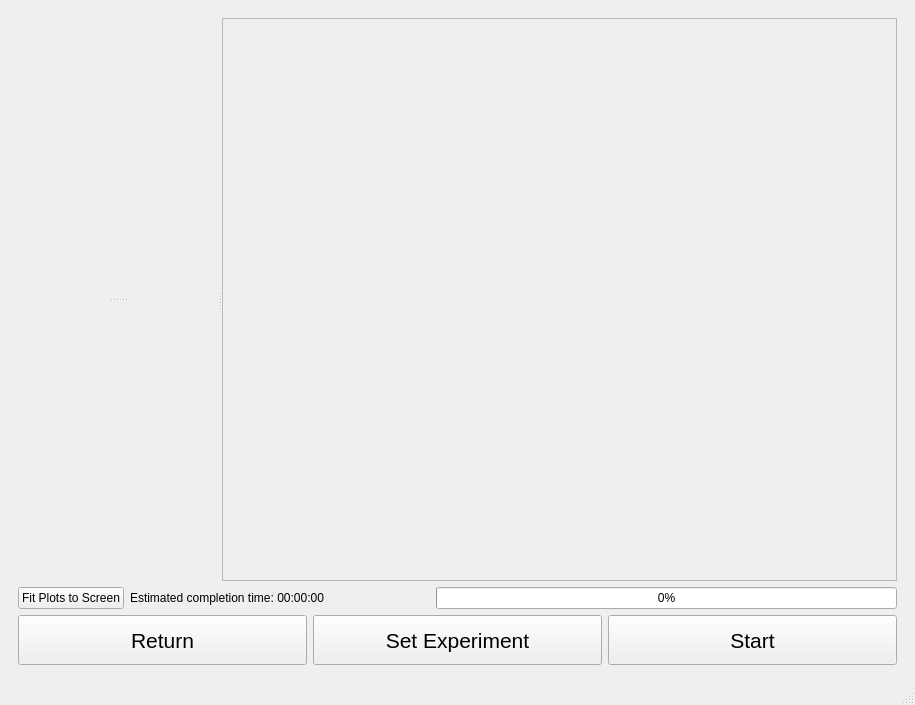
First picture: the form in gui_design/main.ui, repository baukekooger/XY_Measurement, before the edit.
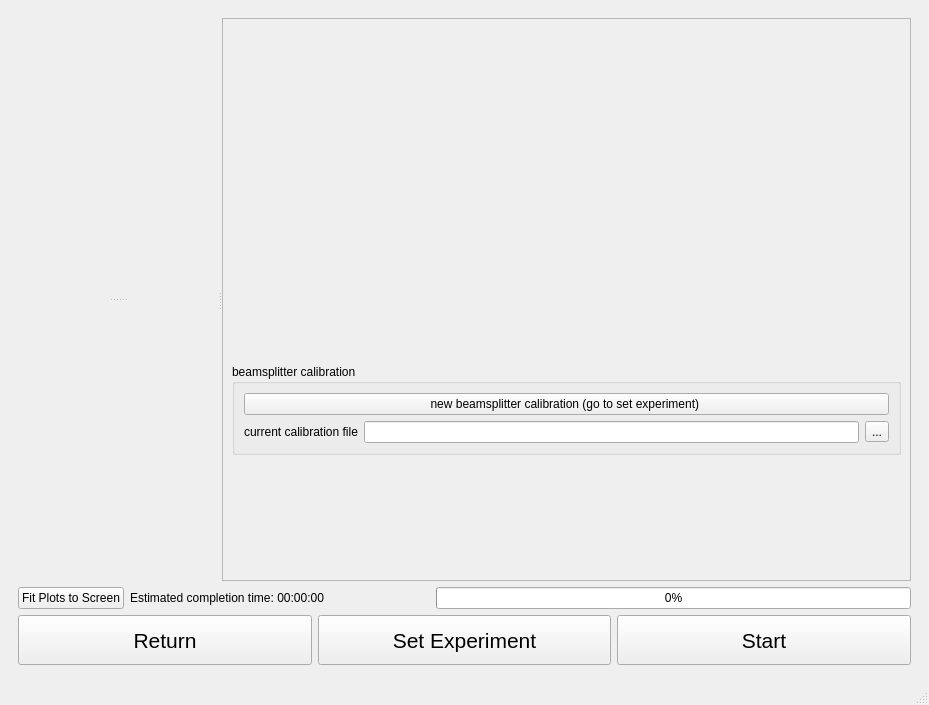
Second picture: the form after the edit. The open tabs and pages were chosen to show the change. Custom widgets are drawn as their Qt base class.

Commit message: made qpowermeter and started changing the powermeter plot

The edit to the form file:
```diff
--- a/gui_design/main.ui
+++ b/gui_design/main.ui
@@ -6,7 +6,7 @@
    <rect>
     <x>0</x>
     <y>0</y>
-    <width>915</width>
+    <width>929</width>
     <height>705</height>
    </rect>
   </property>
@@ -120,7 +120,7 @@
         <item row="0" column="0">
          <widget class="QStackedWidget" name="stackedWidget_experiment">
           <property name="currentIndex">
-           <number>2</number>
+           <number>1</number>
           </property>
           <widget class="QWidget" name="page_transmission">
            <property name="sizePolicy">
@@ -356,8 +356,8 @@
                  <rect>
                   <x>0</x>
                   <y>0</y>
-                  <width>318</width>
-                  <height>420</height>
+                  <width>686</width>
+                  <height>537</height>
                  </rect>
                 </property>
                 <property name="sizePolicy">
@@ -366,8 +366,24 @@
                   <verstretch>0</verstretch>
                  </sizepolicy>
                 </property>
-                <layout class="QGridLayout" name="gridLayout_8">
-                 <item row="1" column="0">
+                <layout class="QGridLayout" name="gridLayout_9">
+                 <item row="0" column="0" colspan="2">
+                  <widget class="FileWidget" name="widget_file_excitation_emission" native="true">
+                   <property name="sizePolicy">
+                    <sizepolicy hsizetype="Preferred" vsizetype="Preferred">
+                     <horstretch>0</horstretch>
+                     <verstretch>0</verstretch>
+                    </sizepolicy>
+                   </property>
+                   <property name="minimumSize">
+                    <size>
+                     <width>0</width>
+                     <height>0</height>
+                    </size>
+                   </property>
+                  </widget>
+                 </item>
+                 <item row="1" column="0" colspan="2">
                   <widget class="XYStageWidget" name="widget_xystage_excitation_emission" native="true">
                    <property name="sizePolicy">
                     <sizepolicy hsizetype="Preferred" vsizetype="Preferred">
@@ -383,17 +399,32 @@
                    </property>
                   </widget>
                  </item>
-                 <item row="4" column="0">
-                  <widget class="PowerMeterWidget" name="widget_powermeter_excitation_emission" native="true">
+                 <item row="2" column="0" colspan="2">
+                  <widget class="XYStagePlotWidget" name="widget_xystageplot_excitation_emission" native="true">
+                   <property name="enabled">
+                    <bool>true</bool>
+                   </property>
                    <property name="sizePolicy">
                     <sizepolicy hsizetype="Preferred" vsizetype="Preferred">
                      <horstretch>0</horstretch>
                      <verstretch>0</verstretch>
                     </sizepolicy>
                    </property>
+                   <property name="minimumSize">
+                    <size>
+                     <width>300</width>
+                     <height>300</height>
+                    </size>
+                   </property>
+                   <property name="maximumSize">
+                    <size>
+                     <width>16777215</width>
+                     <height>16777215</height>
+                    </size>
+                   </property>
                   </widget>
                  </item>
-                 <item row="3" column="0">
+                 <item row="3" column="0" colspan="2">
                   <widget class="SpectrometerWidget" name="widget_spectrometer_excitation_emission" native="true">
                    <property name="sizePolicy">
                     <sizepolicy hsizetype="Preferred" vsizetype="Preferred">
@@ -403,7 +434,17 @@
                    </property>
                   </widget>
                  </item>
-                 <item row="5" column="0">
+                 <item row="4" column="0" colspan="2">
+                  <widget class="PowerMeterWidget" name="widget_powermeter_excitation_emission" native="true">
+                   <property name="sizePolicy">
+                    <sizepolicy hsizetype="Preferred" vsizetype="Preferred">
+                     <horstretch>0</horstretch>
+                     <verstretch>0</verstretch>
+                    </sizepolicy>
+                   </property>
+                  </widget>
+                 </item>
+                 <item row="5" column="0" colspan="2">
                   <widget class="LaserWidget" name="widget_laser_excitation_emission" native="true">
                    <property name="sizePolicy">
                     <sizepolicy hsizetype="Preferred" vsizetype="Preferred">
@@ -413,26 +454,47 @@
                    </property>
                   </widget>
                  </item>
-                 <item row="0" column="0">
-                  <widget class="FileWidget" name="widget_file_excitation_emission" native="true">
-                   <property name="sizePolicy">
-                    <sizepolicy hsizetype="Preferred" vsizetype="Preferred">
-                     <horstretch>0</horstretch>
-                     <verstretch>0</verstretch>
-                    </sizepolicy>
+                 <item row="6" column="0" colspan="2">
+                  <widget class="QGroupBox" name="groupBox_calibration_beamsplitter">
+                   <property name="title">
+                    <string>beamsplitter calibration</string>
                    </property>
-                   <property name="minimumSize">
-                    <size>
-                     <width>0</width>
-                     <height>0</height>
-                    </size>
-                   </property>
+                   <layout class="QGridLayout" name="gridLayout_8">
+                    <item row="0" column="0">
+                     <widget class="QPushButton" name="pushButton_beamsplitter_calibration">
+                      <property name="text">
+                       <string>new beamsplitter calibration (go to set experiment) </string>
+                      </property>
+                     </widget>
+                    </item>
+                    <item row="1" column="0">
+                     <layout class="QHBoxLayout" name="horizontalLayout_2">
+                      <item>
+                       <widget class="QLabel" name="label_beamsplitter_calibration">
+                        <property name="text">
+                         <string>current calibration file</string>
+                        </property>
+                       </widget>
+                      </item>
+                      <item>
+                       <widget class="QLineEdit" name="lineEdit_beamsplitter_calibration_file"/>
+                      </item>
+                      <item>
+                       <widget class="QToolButton" name="toolButton_beamsplitter_calibration_file">
+                        <property name="text">
+                         <string>...</string>
+                        </property>
+                       </widget>
+                      </item>
+                     </layout>
+                    </item>
+                   </layout>
                   </widget>
                  </item>
-                 <item row="6" column="0">
+                 <item row="7" column="0" colspan="2">
                   <widget class="ShutterControlWidget" name="widget_shuttercontrol_excitation_emission" native="true"/>
                  </item>
-                 <item row="7" column="0">
+                 <item row="9" column="1">
                   <spacer name="verticalSpacer_2">
                    <property name="orientation">
                     <enum>Qt::Vertical</enum>
@@ -445,31 +507,6 @@
                    </property>
                   </spacer>
                  </item>
-                 <item row="2" column="0">
-                  <widget class="XYStagePlotWidget" name="widget_xystageplot_excitation_emission" native="true">
-                   <property name="enabled">
-                    <bool>true</bool>
-                   </property>
-                   <property name="sizePolicy">
-                    <sizepolicy hsizetype="Preferred" vsizetype="Preferred">
-                     <horstretch>0</horstretch>
-                     <verstretch>0</verstretch>
-                    </sizepolicy>
-                   </property>
-                   <property name="minimumSize">
-                    <size>
-                     <width>300</width>
-                     <height>300</height>
-                    </size>
-                   </property>
-                   <property name="maximumSize">
-                    <size>
-                     <width>16777215</width>
-                     <height>16777215</height>
-                    </size>
-                   </property>
-                  </widget>
-                 </item>
                 </layout>
                </widget>
               </widget>
@@ -710,7 +747,7 @@
     <rect>
      <x>0</x>
      <y>0</y>
-     <width>915</width>
+     <width>929</width>
      <height>21</height>
     </rect>
    </property>
```
The commit also changes 34 other files.
